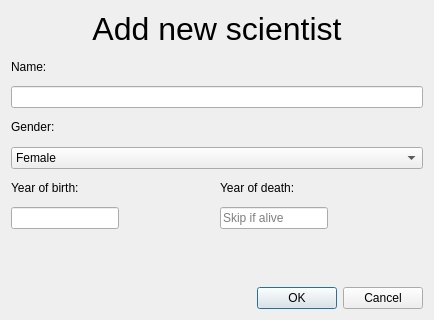
Qt form addscientist.ui (Hopur-50/Verkefni3) before a commit.
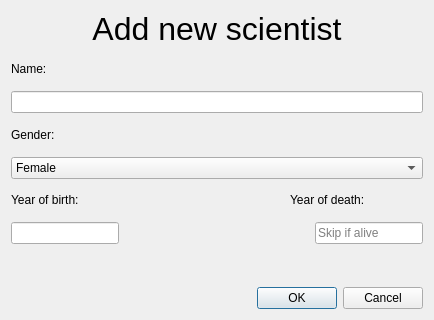
The same form after that commit.

Patch:
```diff
--- a/addscientist.ui
+++ b/addscientist.ui
@@ -99,6 +99,22 @@
        </property>
       </widget>
      </item>
+     <item>
+      <spacer name="horizontalSpacer">
+       <property name="orientation">
+        <enum>Qt::Horizontal</enum>
+       </property>
+       <property name="sizeType">
+        <enum>QSizePolicy::Fixed</enum>
+       </property>
+       <property name="sizeHint" stdset="0">
+        <size>
+         <width>139</width>
+         <height>20</height>
+        </size>
+       </property>
+      </spacer>
+     </item>
      <item>
       <widget class="QLabel" name="label_5">
        <property name="text">
@@ -173,34 +189,8 @@
        </property>
       </widget>
      </item>
-     <item>
-      <spacer name="horizontalSpacer_3">
-       <property name="orientation">
-        <enum>Qt::Horizontal</enum>
-       </property>
-       <property name="sizeHint" stdset="0">
-        <size>
-         <width>40</width>
-         <height>20</height>
-        </size>
-       </property>
-      </spacer>
-     </item>
     </layout>
    </item>
-   <item>
-    <spacer name="horizontalSpacer">
-     <property name="orientation">
-      <enum>Qt::Horizontal</enum>
-     </property>
-     <property name="sizeHint" stdset="0">
-      <size>
-       <width>40</width>
-       <height>20</height>
-      </size>
-     </property>
-    </spacer>
-   </item>
    <item>
     <layout class="QHBoxLayout" name="horizontalLayout_5">
      <item>
```
Left out of the diff: 5 changed lines with no effect on the pictures.
